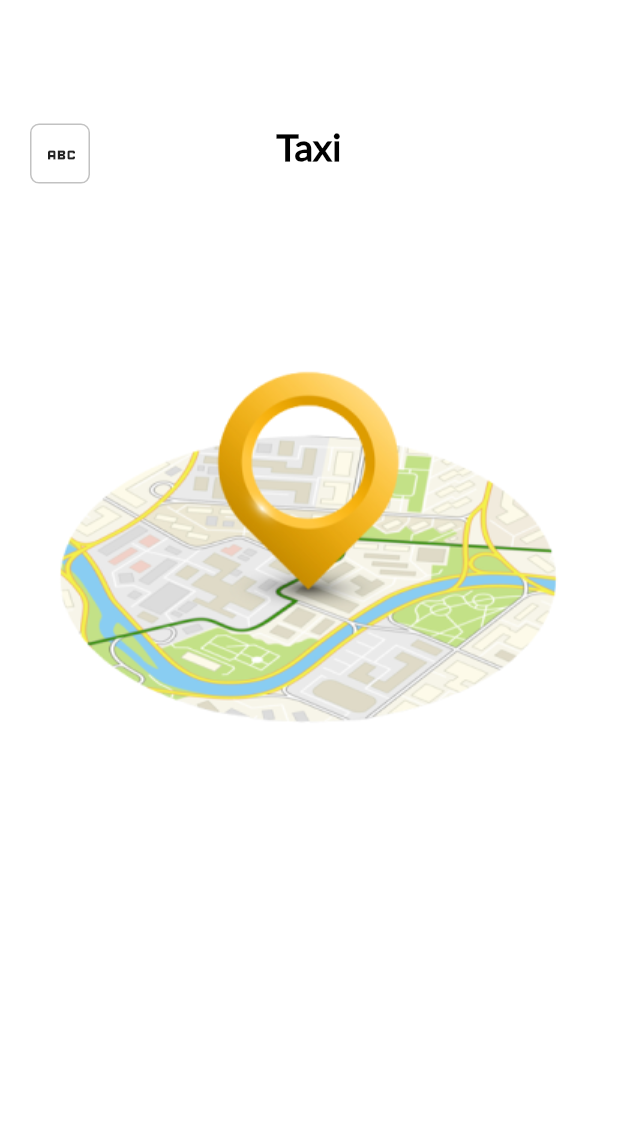
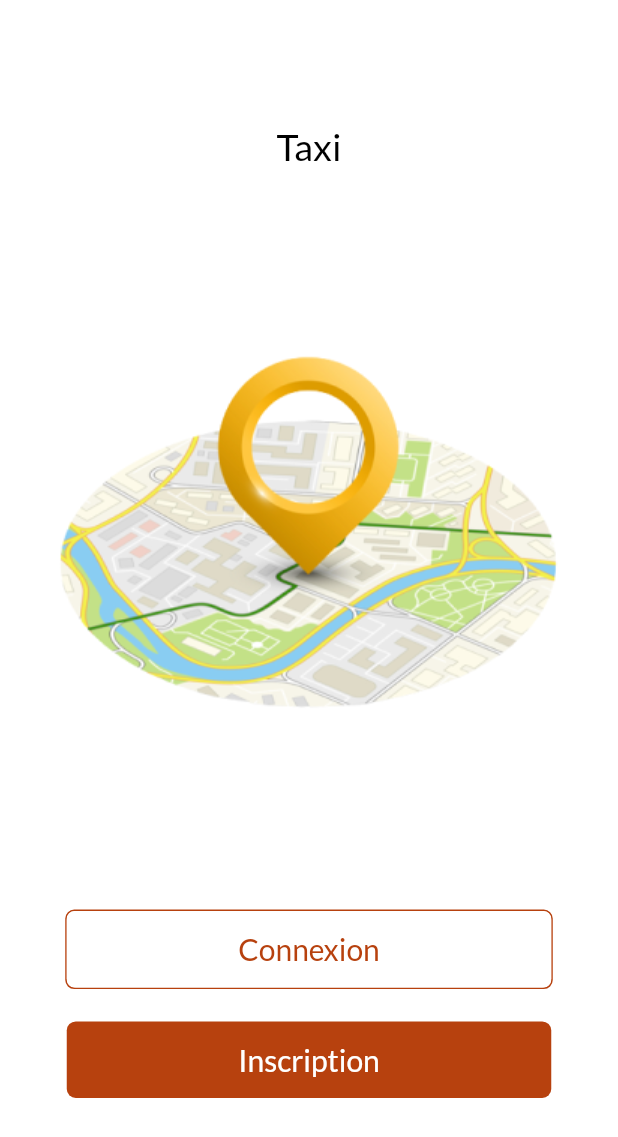
Before and after one commit to Prodevking1/taxi_security, a Flutter app: the screen it shows after launch, on a phone screen of 412 x 824 dp. Shown: the top 1137 px of the screen. Run offline on Flutter 3.47's test engine with Material 2 defaults, Android fonts, the phone set to English and light mode, and no system bars.

Commit message:
welcome page redone

```diff
--- a/lib/views/pages/welcome.dart
+++ b/lib/views/pages/welcome.dart
@@ -1,5 +1,6 @@
 import 'package:flutter/material.dart';
 import 'package:taxi/utils/constants.dart';
+import 'package:taxi/views/widgets/image_box.dart';
 import 'package:taxi/views/widgets/navigation_bar.dart';
 import 'package:taxi/views/widgets/rounded_button.dart';
 /* import 'package:taxi/views/pages/login.dart';
@@ -24,12 +25,26 @@ class _WelcomeState extends State<Welcome> {
           mainAxisAlignment: MainAxisAlignment.spaceBetween,
           children: <Widget>[
             space(size.height / 10.0),
-            const Navbar(title: 'Taxi'),
+            Center(
+              child: Text(
+                'Taxi',
+                style: ThemeConfig.heading2.copyWith(fontSize: 25.0),
+              ),
+            ),
             space(size.height / 9.0),
-            Stack(
-              children: <Widget>[Image.asset('assets/images/map.png')],
+            const ImageBox(path: 'assets/images/map.png'),
+            space(size.height / 10.0),
+            RoundedButton(
+              buttonColor: ThemeConfig.whiteText,
+              buttonText: 'Connexion',
+              textColor: ThemeConfig.darkOrange,
             ),
-            space(size.height / 10.0),
+            space(size.height / 40.0),
+            RoundedButton(
+              buttonColor: ThemeConfig.darkOrange,
+              buttonText: 'Inscription',
+              textColor: ThemeConfig.whiteText,
+            ),
           ],
         ),
       ),
--- /dev/null
+++ b/lib/views/widgets/image_box.dart
@@ -0,0 +1,13 @@
+import 'package:flutter/cupertino.dart';
+
+class ImageBox extends StatelessWidget {
+  const ImageBox({Key? key, required this.path}) : super(key: key);
+
+  final String path;
+  @override
+  Widget build(BuildContext context) {
+    return Stack(
+      children: <Widget>[Image.asset(path)],
+    );
+  }
+}
--- a/lib/views/widgets/navigation_bar.dart
+++ b/lib/views/widgets/navigation_bar.dart
@@ -14,19 +14,22 @@ class Navbar extends StatelessWidget {
 
   @override
   Widget build(BuildContext context) {
-    Size size = MediaQuery.of(context).size;
     return Stack(
-      children: <Widget>[
+      children: [
         Container(
           margin: const EdgeInsets.only(left: 20.0),
           height: 40.0,
           width: 40.0,
           decoration: BoxDecoration(
-              borderRadius: BorderRadius.circular(6.0),
-              border: Border.all(color: ThemeConfig.grey)),
+            borderRadius: BorderRadius.circular(6.0),
+            border: Border.all(color: ThemeConfig.grey),
+          ),
           child: Center(
-              child: IconButton(
-                  onPressed: () {}, icon: const Icon(Icons.abc_outlined))),
+            child: GestureDetector(
+              child: Icon(icon),
+              onTap: () {},
+            ),
+          ),
         ),
         Center(
           child: Text(
--- a/pubspec.yaml
+++ b/pubspec.yaml
@@ -79,10 +79,10 @@ flutter:
   fonts:
     - family: Lato
       fonts:
-        - asset: fonts/Lato-Regular.ttf
+        - asset: assets/fonts/Lato-Regular.ttf
     - family: CustomIcons
       fonts:
-        - asset: fonts/icons.ttf
+        - asset: assets/fonts/CustomIcons.ttf
   #   - family: Trajan Pro
   #     fonts:
   #       - asset: fonts/TrajanPro.ttf
```
Also changed, not shown: lib/utils/constants.dart (+15 -7 lines), lib/views/widgets/rounded_button.dart (+7 -38 lines), assets/fonts/CustomIcons.ttf (added), assets/fonts/Lato-Black.ttf (deleted), assets/fonts/Lato-BlackItalic.ttf (deleted), assets/fonts/Lato-Bold.ttf (deleted), assets/fonts/Lato-BoldItalic.ttf (deleted), assets/fonts/Lato-Italic.ttf (deleted), assets/fonts/Lato-Light.ttf (deleted), assets/fonts/Lato-LightItalic.ttf (deleted), assets/fonts/Lato-Thin.ttf (deleted), assets/fonts/Lato-ThinItalic.ttf (deleted), fonts/Lato-Regular.ttf (deleted), fonts/icons.ttf (deleted).
